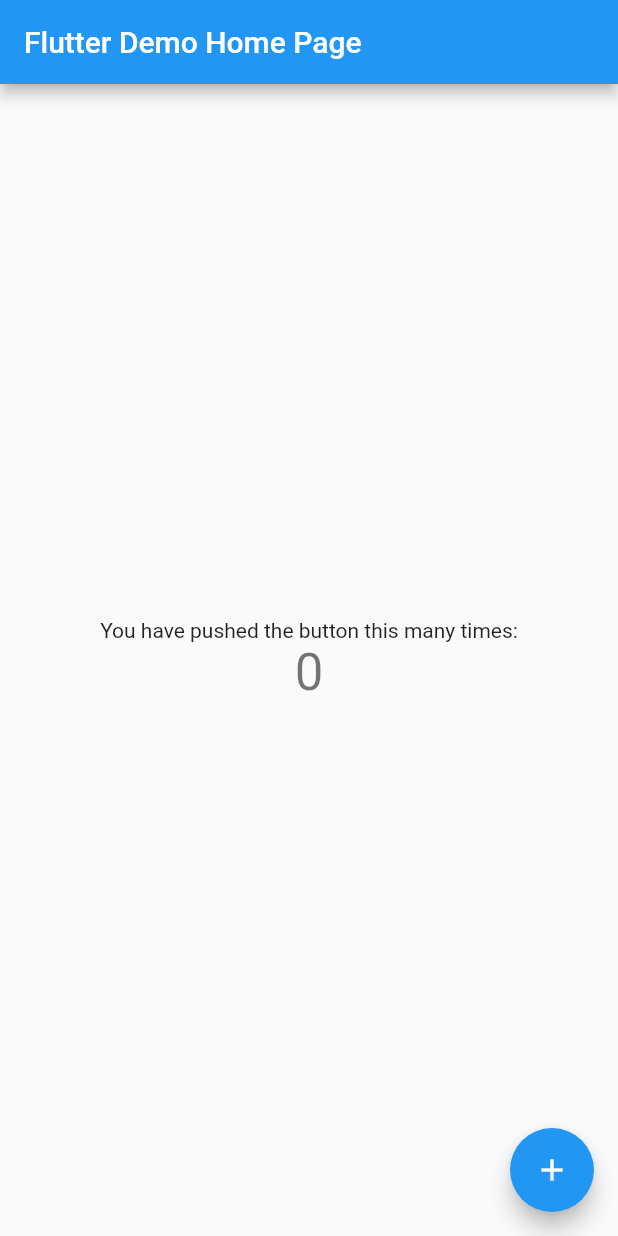
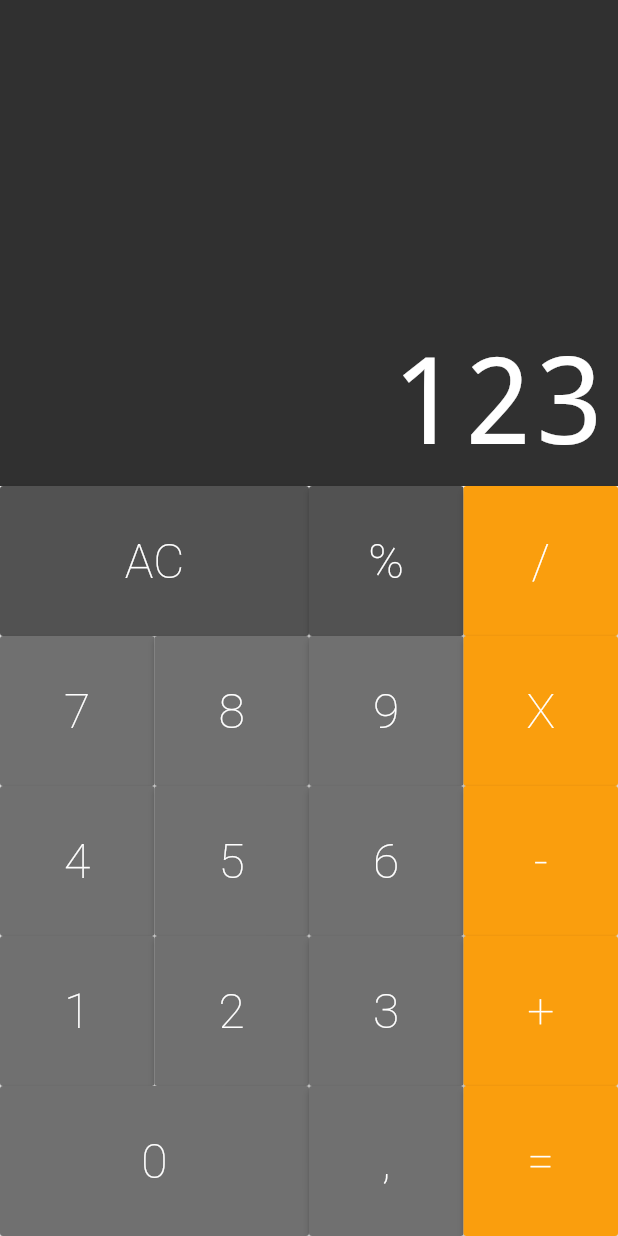
Before and after one commit to pedrocoloma/iPhone-Calculator, a Flutter app: the screen it shows after launch, on a phone screen of 412 x 824 dp. Run offline on Flutter 3.47's test engine with Material 2 defaults, Android fonts, the phone set to English and light mode, and no system bars.

Commit message:
Calculator layout

```diff
--- /dev/null
+++ b/lib/components/button.dart
@@ -0,0 +1,53 @@
+import 'package:flutter/material.dart';
+
+class Button extends StatelessWidget {
+
+  static const darkColor = Color.fromRGBO(82, 82, 82, 1);
+  static const defaultColor = Color.fromRGBO(112, 112, 112, 1);
+  static const orangeColor = Color.fromRGBO(250, 158, 13, 1);
+
+  final String text;
+  final bool isLarge;
+  final Color color;
+  final void Function(String) callback;
+
+  Button({
+    @required this.text,
+    this.isLarge = false,
+    this.color = defaultColor,
+    @required this.callback,
+  });
+
+  Button.large({
+    @required this.text,
+    this.isLarge = true,
+    this.color = defaultColor,
+    @required this.callback,
+  });
+
+  Button.operation({
+    @required this.text,
+    this.isLarge = false,
+    this.color = orangeColor,
+    @required this.callback,
+  });
+
+  @override
+  Widget build(BuildContext context) {
+    return Expanded(
+      flex: isLarge ? 2 : 1,
+      child: RaisedButton(
+        color: this.color,
+        child: Text(
+            text,
+          style: TextStyle(
+            color: Colors.white,
+            fontSize: 32,
+            fontWeight: FontWeight.w200,
+          ),
+        ),
+        onPressed: () => callback(text),
+      ),
+    );
+  }
+}
--- /dev/null
+++ b/lib/components/button_row.dart
@@ -0,0 +1,20 @@
+import 'package:flutter/material.dart';
+import 'button.dart';
+
+class ButtonRow extends StatelessWidget {
+
+  final List<Button> buttons;
+
+  ButtonRow(this.buttons);
+
+  @override
+  Widget build(BuildContext context) {
+    return Expanded(
+      flex: 1,
+      child: Row(
+        crossAxisAlignment: CrossAxisAlignment.stretch,
+        children: buttons,
+      ),
+    );
+  }
+}
--- /dev/null
+++ b/lib/components/display.dart
@@ -0,0 +1,37 @@
+import 'package:flutter/cupertino.dart';
+import 'package:flutter/material.dart';
+
+class Display extends StatelessWidget {
+  final String text;
+
+  Display(this.text);
+
+  @override
+  Widget build(BuildContext context) {
+    return Expanded(
+      flex: 1,
+      child: Container(
+        color: Color.fromRGBO(48, 48, 48, 1),
+        child: Column(
+          mainAxisAlignment: MainAxisAlignment.end,
+          crossAxisAlignment: CrossAxisAlignment.stretch,
+          children: <Widget>[
+            Padding(
+              padding: const EdgeInsets.all(8.0),
+              child: Text(
+                  text,
+                  textAlign: TextAlign.end,
+                  style: TextStyle(
+                    fontWeight: FontWeight.w100,
+                    decoration: TextDecoration.none,
+                    fontSize: 80,
+                    color: Colors.white,
+                  ),
+              ),
+            ),
+          ],
+        ),
+      ),
+    );
+  }
+}
--- /dev/null
+++ b/lib/components/keyboard.dart
@@ -0,0 +1,49 @@
+import 'package:flutter/material.dart';
+import 'button_row.dart';
+import 'button.dart';
+
+class Keyboard extends StatelessWidget {
+
+  final void Function(String) callback;
+
+  Keyboard(this.callback);
+
+  @override
+  Widget build(BuildContext context) {
+    return Container(
+      height: 500,
+      child: Column(
+        children: <Widget>[
+          ButtonRow([
+            Button.large(text: 'AC', color: Button.darkColor, callback: callback,),
+            Button(text: '%', color: Button.darkColor, callback: callback,),
+            Button.operation(text: '/', callback: callback,),
+          ]),
+          ButtonRow([
+            Button(text: '7', callback: callback,),
+            Button(text: '8', callback: callback,),
+            Button(text: '9', callback: callback,),
+            Button.operation(text: 'X', callback: callback,),
+          ]),
+          ButtonRow([
+            Button(text: '4', callback: callback,),
+            Button(text: '5', callback: callback,),
+            Button(text: '6', callback: callback,),
+            Button.operation(text: '-', callback: callback,),
+          ]),
+          ButtonRow([
+            Button(text: '1', callback: callback,),
+            Button(text: '2', callback: callback,),
+            Button(text: '3', callback: callback,),
+            Button.operation(text: '+', callback: callback,),
+          ]),
+          ButtonRow([
+            Button.large(text: '0', callback: callback,),
+            Button(text: ',', callback: callback,),
+            Button.operation(text: '=',  callback: callback,),
+          ]),
+        ],
+      ),
+    );
+  }
+}
--- a/lib/main.dart
+++ b/lib/main.dart
@@ -1,117 +1,4 @@
 import 'package:flutter/material.dart';
+import 'screens/calculator.dart';
 
-void main() {
-  runApp(MyApp());
-}
-
-class MyApp extends StatelessWidget {
-  // This widget is the root of your application.
-  @override
-  Widget build(BuildContext context) {
-    return MaterialApp(
-      title: 'Flutter Demo',
-      theme: ThemeData(
-        // This is the theme of your application.
-        //
-        // Try running your application with "flutter run". You'll see the
-        // application has a blue toolbar. Then, without quitting the app, try
-        // changing the primarySwatch below to Colors.green and then invoke
-        // "hot reload" (press "r" in the console where you ran "flutter run",
-        // or simply save your changes to "hot reload" in a Flutter IDE).
-        // Notice that the counter didn't reset back to zero; the application
-        // is not restarted.
-        primarySwatch: Colors.blue,
-        // This makes the visual density adapt to the platform that you run
-        // the app on. For desktop platforms, the controls will be smaller and
-        // closer together (more dense) than on mobile platforms.
-        visualDensity: VisualDensity.adaptivePlatformDensity,
-      ),
-      home: MyHomePage(title: 'Flutter Demo Home Page'),
-    );
-  }
-}
-
-class MyHomePage extends StatefulWidget {
-  MyHomePage({Key key, this.title}) : super(key: key);
-
-  // This widget is the home page of your application. It is stateful, meaning
-  // that it has a State object (defined below) that contains fields that affect
-  // how it looks.
-
-  // This class is the configuration for the state. It holds the values (in this
-  // case the title) provided by the parent (in this case the App widget) and
-  // used by the build method of the State. Fields in a Widget subclass are
-  // always marked "final".
-
-  final String title;
-
-  @override
-  _MyHomePageState createState() => _MyHomePageState();
-}
-
-class _MyHomePageState extends State<MyHomePage> {
-  int _counter = 0;
-
-  void _incrementCounter() {
-    setState(() {
-      // This call to setState tells the Flutter framework that something has
-      // changed in this State, which causes it to rerun the build method below
-      // so that the display can reflect the updated values. If we changed
-      // _counter without calling setState(), then the build method would not be
-      // called again, and so nothing would appear to happen.
-      _counter++;
-    });
-  }
-
-  @override
-  Widget build(BuildContext context) {
-    // This method is rerun every time setState is called, for instance as done
-    // by the _incrementCounter method above.
-    //
-    // The Flutter framework has been optimized to make rerunning build methods
-    // fast, so that you can just rebuild anything that needs updating rather
-    // than having to individually change instances of widgets.
-    return Scaffold(
-      appBar: AppBar(
-        // Here we take the value from the MyHomePage object that was created by
-        // the App.build method, and use it to set our appbar title.
-        title: Text(widget.title),
-      ),
-      body: Center(
-        // Center is a layout widget. It takes a single child and positions it
-        // in the middle of the parent.
-        child: Column(
-          // Column is also a layout widget. It takes a list of children and
-          // arranges them vertically. By default, it sizes itself to fit its
-          // children horizontally, and tries to be as tall as its parent.
-          //
-          // Invoke "debug painting" (press "p" in the console, choose the
-          // "Toggle Debug Paint" action from the Flutter Inspector in Android
-          // Studio, or the "Toggle Debug Paint" command in Visual Studio Code)
-          // to see the wireframe for each widget.
-          //
-          // Column has various properties to control how it sizes itself and
-          // how it positions its children. Here we use mainAxisAlignment to
-          // center the children vertically; the main axis here is the vertical
-          // axis because Columns are vertical (the cross axis would be
-          // horizontal).
-          mainAxisAlignment: MainAxisAlignment.center,
-          children: <Widget>[
-            Text(
-              'You have pushed the button this many times:',
-            ),
-            Text(
-              '$_counter',
-              style: Theme.of(context).textTheme.headline4,
-            ),
-          ],
-        ),
-      ),
-      floatingActionButton: FloatingActionButton(
-        onPressed: _incrementCounter,
-        tooltip: 'Increment',
-        child: Icon(Icons.add),
-      ), // This trailing comma makes auto-formatting nicer for build methods.
-    );
-  }
-}
+void main() => runApp(Calculator());
--- /dev/null
+++ b/lib/screens/calculator.dart
@@ -0,0 +1,22 @@
+import 'package:flutter/material.dart';
+import 'package:calculator/components/display.dart';
+import 'package:calculator/components/keyboard.dart';
+
+class Calculator extends StatelessWidget {
+
+  _onPressed(String text) {
+    print(text);
+  }
+
+  @override
+  Widget build(BuildContext context) {
+    return MaterialApp(
+      home: Column(
+        children: <Widget>[
+          Display('123'),
+          Keyboard(_onPressed),
+        ],
+      ),
+    );
+  }
+}
```
